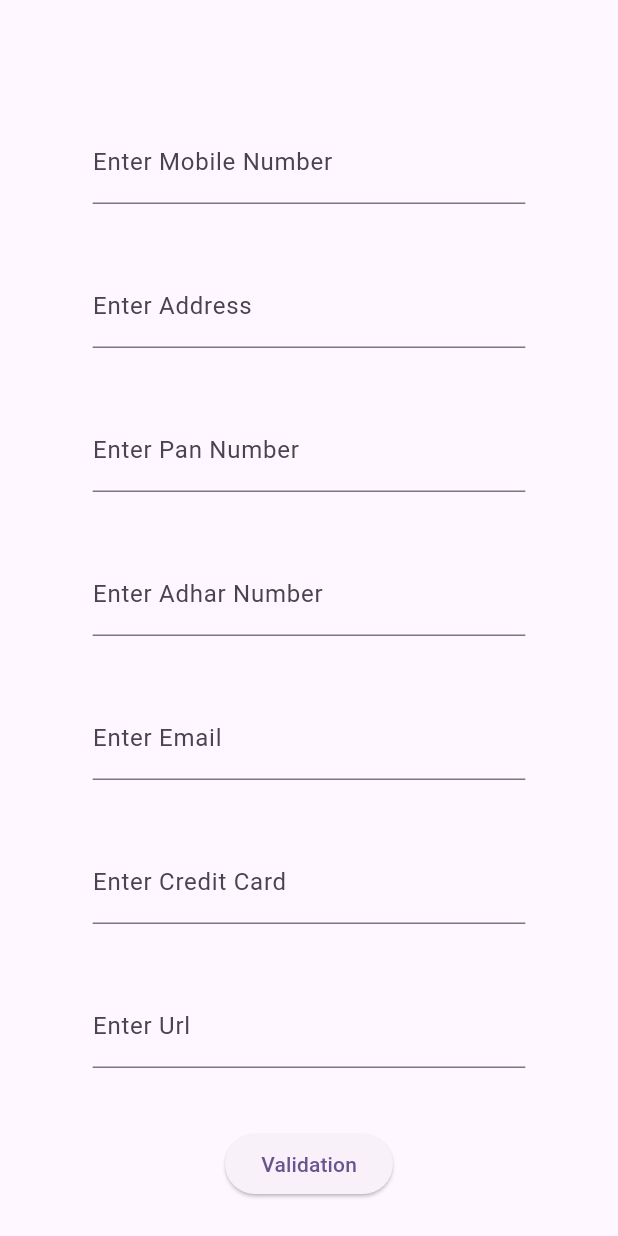
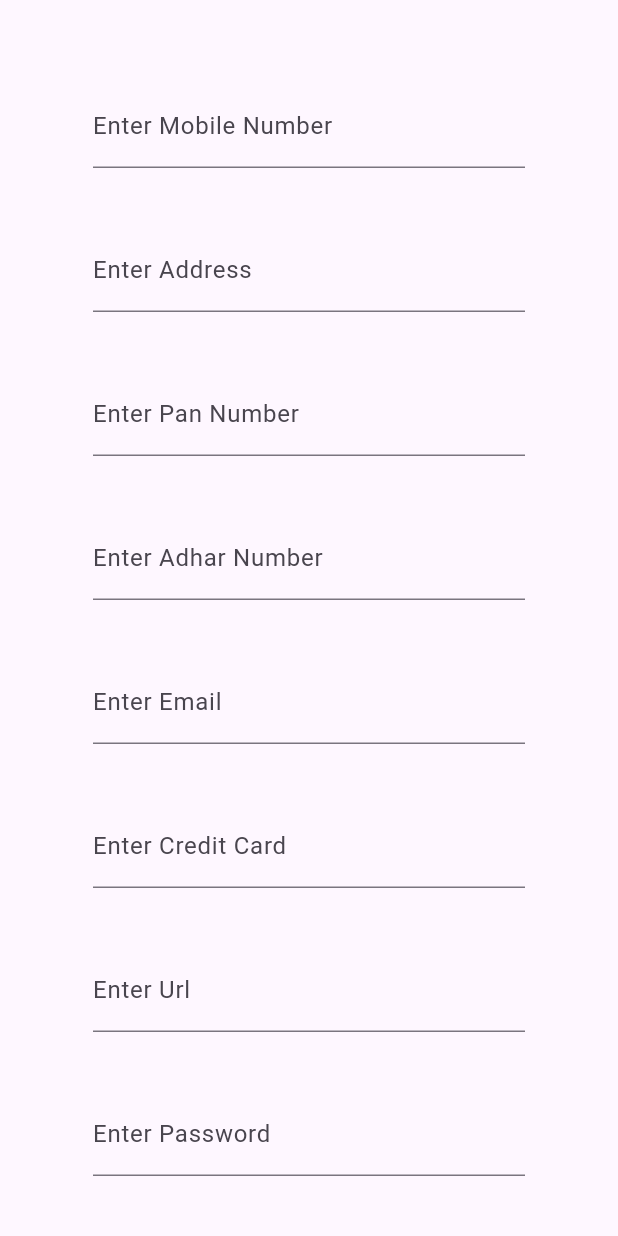
Before and after one commit to Dhirajchandel01/custom_form_validation, a Flutter app: the screen it shows after launch, on a phone screen of 412 x 824 dp. Run offline on Flutter 3.47's test engine with Material 3 defaults, Android fonts, the phone set to English and light mode, and no system bars.

Commit message:
07-10-24 By Ms Added extra Validations

```diff
--- a/example/lib/main.dart
+++ b/example/lib/main.dart
@@ -56,7 +56,6 @@ class _MyFormState extends State<MyForm> {
         child: SizedBox(
           width: MediaQuery.of(context).size.width*0.70,
           child: SingleChildScrollView(
-            physics: const NeverScrollableScrollPhysics(),
             child: Column(
               mainAxisAlignment: MainAxisAlignment.center,
               children: <Widget> [
@@ -124,15 +123,15 @@ class _MyFormState extends State<MyForm> {
                 const SizedBox(
                   height: 40,
                 ),
-                // TextFormField(
-                //   decoration: const InputDecoration(
-                //       labelText: "Enter Url"
-                //   ),
-                //   validator: (value) => Validator.validateDateOfBirth(value),
-                // ),
-                // const SizedBox(
-                //   height: 40,
-                // ),
+                TextFormField(
+                  decoration: const InputDecoration(
+                      labelText: "Enter Password"
+                  ),
+                  validator: (value) => Validator.validatePassword(value),
+                ),
+                const SizedBox(
+                  height: 40,
+                ),
                 ElevatedButton(
                   onPressed: () {
                     if (_formKey.currentState!.validate()) {
```
Also changed, not shown: example/pubspec.lock.
